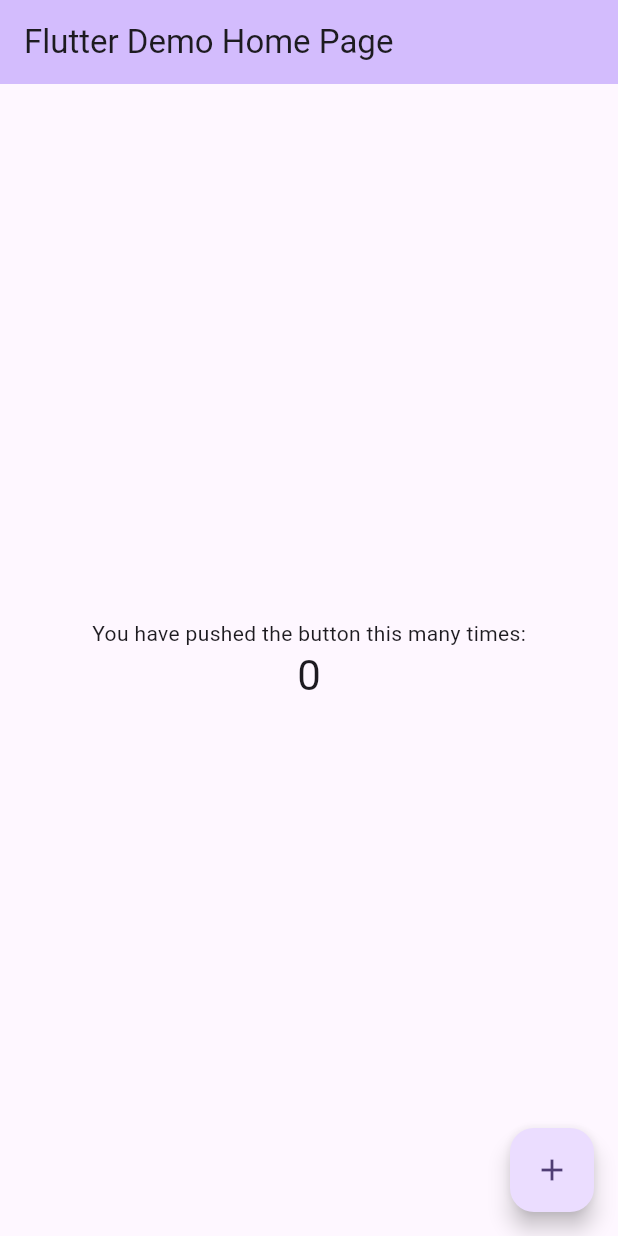
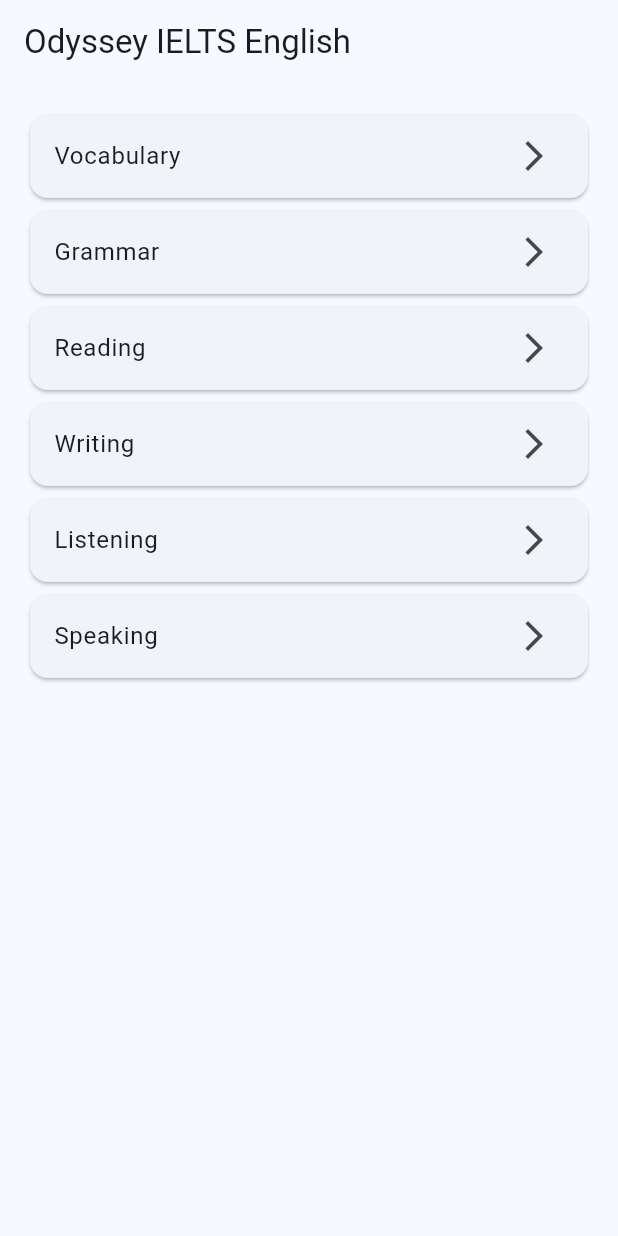
Before and after one commit to skmdrazib/odyssey-ielts, a Flutter app: the screen it shows after launch, on a phone screen of 412 x 824 dp. Run offline on Flutter 3.47's test engine with Material 3 defaults, Android fonts, the phone set to English and light mode, and no system bars.

Commit message:
Create Odyssey IELTS homepage

```diff
--- a/analysis_options.yaml
+++ b/analysis_options.yaml
@@ -7,6 +7,10 @@
 
 # The following line activates a set of recommended lints for Flutter apps,
 # packages, and plugins designed to encourage good coding practices.
+analyzer:
+  exclude:
+    - build/**
+    - android/**
 include: package:flutter_lints/flutter.yaml
 
 linter:
--- a/lib/main.dart
+++ b/lib/main.dart
@@ -1,122 +1,56 @@
 import 'package:flutter/material.dart';
 
 void main() {
-  runApp(const MyApp());
+  runApp(const OdysseyApp());
 }
 
-class MyApp extends StatelessWidget {
-  const MyApp({super.key});
+class OdysseyApp extends StatelessWidget {
+  const OdysseyApp({super.key});
 
-  // This widget is the root of your application.
   @override
   Widget build(BuildContext context) {
     return MaterialApp(
-      title: 'Flutter Demo',
+      debugShowCheckedModeBanner: false,
+      title: 'Odyssey IELTS English',
       theme: ThemeData(
-        // This is the theme of your application.
-        //
-        // TRY THIS: Try running your application with "flutter run". You'll see
-        // the application has a purple toolbar. Then, without quitting the app,
-        // try changing the seedColor in the colorScheme below to Colors.green
-        // and then invoke "hot reload" (save your changes or press the "hot
-        // reload" button in a Flutter-supported IDE, or press "r" if you used
-        // the command line to start the app).
-        //
-        // Notice that the counter didn't reset back to zero; the application
-        // state is not lost during the reload. To reset the state, use hot
-        // restart instead.
-        //
-        // This works for code too, not just values: Most code changes can be
-        // tested with just a hot reload.
-        colorScheme: ColorScheme.fromSeed(seedColor: Colors.deepPurple),
+        colorSchemeSeed: Colors.blue,
+        useMaterial3: true,
       ),
-      home: const MyHomePage(title: 'Flutter Demo Home Page'),
+      home: const HomePage(),
     );
   }
 }
 
-class MyHomePage extends StatefulWidget {
-  const MyHomePage({super.key, required this.title});
-
-  // This widget is the home page of your application. It is stateful, meaning
-  // that it has a State object (defined below) that contains fields that affect
-  // how it looks.
-
-  // This class is the configuration for the state. It holds the values (in this
-  // case the title) provided by the parent (in this case the App widget) and
-  // used by the build method of the State. Fields in a Widget subclass are
-  // always marked "final".
-
-  final String title;
-
-  @override
-  State<MyHomePage> createState() => _MyHomePageState();
-}
-
-class _MyHomePageState extends State<MyHomePage> {
-  int _counter = 0;
-
-  void _incrementCounter() {
-    setState(() {
-      // This call to setState tells the Flutter framework that something has
-      // changed in this State, which causes it to rerun the build method below
-      // so that the display can reflect the updated values. If we changed
-      // _counter without calling setState(), then the build method would not be
-      // called again, and so nothing would appear to happen.
-      _counter++;
-    });
-  }
+class HomePage extends StatelessWidget {
+  const HomePage({super.key});
 
   @override
   Widget build(BuildContext context) {
-    // This method is rerun every time setState is called, for instance as done
-    // by the _incrementCounter method above.
-    //
-    // The Flutter framework has been optimized to make rerunning build methods
-    // fast, so that you can just rebuild anything that needs updating rather
-    // than having to individually change instances of widgets.
+    final modules = [
+      'Vocabulary',
+      'Grammar',
+      'Reading',
+      'Writing',
+      'Listening',
+      'Speaking',
+    ];
+
     return Scaffold(
       appBar: AppBar(
-        // TRY THIS: Try changing the color here to a specific color (to
-        // Colors.amber, perhaps?) and trigger a hot reload to see the AppBar
-        // change color while the other colors stay the same.
-        backgroundColor: Theme.of(context).colorScheme.inversePrimary,
-        // Here we take the value from the MyHomePage object that was created by
-        // the App.build method, and use it to set our appbar title.
-        title: Text(widget.title),
+        title: const Text('Odyssey IELTS English'),
       ),
-      body: Center(
-        // Center is a layout widget. It takes a single child and positions it
-        // in the middle of the parent.
-        child: Column(
-          // Column is also a layout widget. It takes a list of children and
-          // arranges them vertically. By default, it sizes itself to fit its
-          // children horizontally, and tries to be as tall as its parent.
-          //
-          // Column has various properties to control how it sizes itself and
-          // how it positions its children. Here we use mainAxisAlignment to
-          // center the children vertically; the main axis here is the vertical
-          // axis because Columns are vertical (the cross axis would be
-          // horizontal).
-          //
-          // TRY THIS: Invoke "debug painting" (choose the "Toggle Debug Paint"
-          // action in the IDE, or press "p" in the console), to see the
-          // wireframe for each widget.
-          mainAxisAlignment: MainAxisAlignment.center,
-          children: <Widget>[
-            const Text('You have pushed the button this many times:'),
-            Text(
-              '$_counter',
-              style: Theme.of(context).textTheme.headlineMedium,
+      body: ListView.builder(
+        padding: const EdgeInsets.all(16),
+        itemCount: modules.length,
+        itemBuilder: (context, index) {
+          return Card(
+            child: ListTile(
+              title: Text(modules[index]),
+              trailing: const Icon(Icons.arrow_forward_ios),
             ),
-          ],
-        ),
+          );
+        },
       ),
-      floatingActionButton: FloatingActionButton(
-        onPressed: _incrementCounter,
-        tooltip: 'Increment',
-        child: const Icon(Icons.add),
-      ), // This trailing comma makes auto-formatting nicer for build methods.
     );
   }
 }
```
Also changed, not shown: pubspec.yaml (+8 -2 lines), pubspec.lock.
